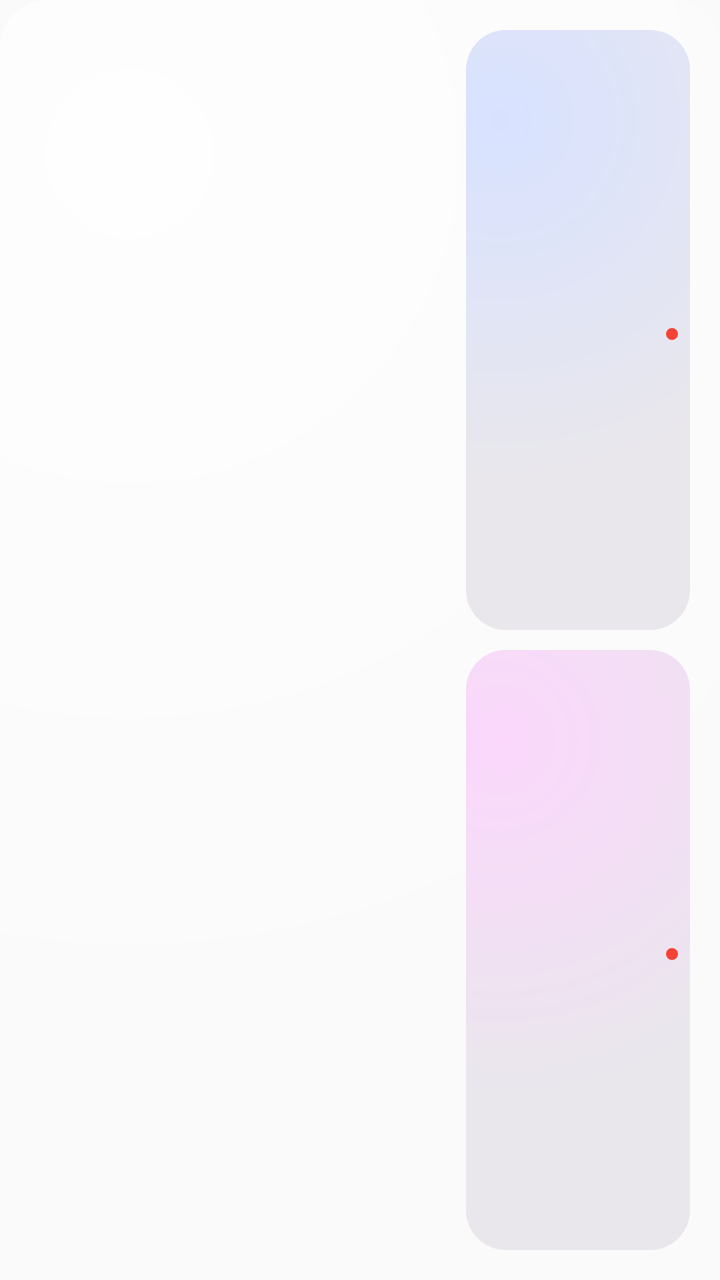
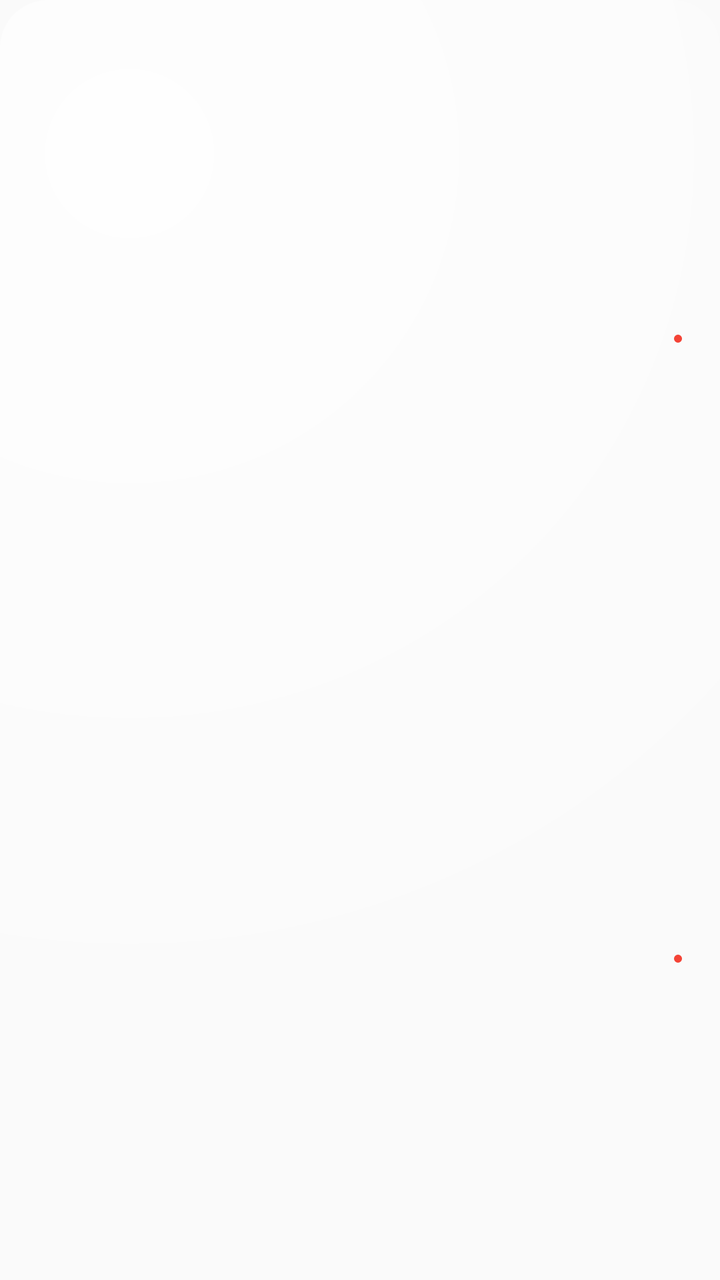

Screens rendered from an Android XML layout before and after an edit, with the pre-edit source and the edit as a unified diff.
<!-- AndroidManifest.xml: application theme Theme.Nexta -->
<!-- res/layout/nexta_widget.xml -->
<?xml version="1.0" encoding="utf-8"?>
<LinearLayout xmlns:android="http://schemas.android.com/apk/res/android"
    android:id="@+id/nexta_widget_root"
    android:layout_width="match_parent"
    android:layout_height="match_parent"
    android:orientation="vertical"
    android:padding="10dp"
    android:background="@drawable/nexta_widget_background">

    <LinearLayout
        android:layout_width="match_parent"
        android:layout_height="0dp"
        android:layout_weight="1"
        android:orientation="horizontal"
        android:padding="5dp">

        <LinearLayout
            android:layout_width="0dp"
            android:layout_height="match_parent"
            android:layout_weight="1"
            android:orientation="vertical"
            android:gravity="center_vertical">
            <TextView
                android:id="@+id/widget_title_1"
                android:layout_width="match_parent"
                android:layout_height="wrap_content"
                android:maxLines="2"
                android:ellipsize="end"
                android:textColor="@color/nexta_widget_title"
                android:textSize="19sp"
                android:textStyle="bold" />
            <TextView
                android:id="@+id/widget_location_1"
                android:layout_width="match_parent"
                android:layout_height="wrap_content"
                android:maxLines="1"
                android:ellipsize="end"
                android:textColor="@color/nexta_widget_secondary"
                android:textSize="14sp" />
            <TextView
                android:id="@+id/widget_note_1"
                android:layout_width="match_parent"
                android:layout_height="wrap_content"
                android:maxLines="1"
                android:ellipsize="end"
                android:textColor="@color/nexta_widget_note"
                android:textSize="14sp"
                android:textStyle="bold" />
        </LinearLayout>

        <LinearLayout
            android:layout_width="112dp"
            android:layout_height="match_parent"
            android:layout_marginStart="8dp"
            android:orientation="vertical"
            android:gravity="center"
            android:padding="6dp"
            android:background="@drawable/nexta_widget_status_current">
            <LinearLayout
                android:layout_width="match_parent"
                android:layout_height="wrap_content"
                android:orientation="horizontal">
                <TextView
                    android:id="@+id/widget_start_time_1"
                    android:layout_width="0dp"
                    android:layout_height="wrap_content"
                    android:layout_weight="1"
                    android:gravity="start"
                    android:maxLines="1"
                    android:textColor="#F44336"
                    android:textSize="15sp"
                    android:textStyle="bold" />
                <TextView
                    android:id="@+id/widget_end_time_1"
                    android:layout_width="0dp"
                    android:layout_height="wrap_content"
                    android:layout_weight="1"
                    android:gravity="end"
                    android:maxLines="1"
                    android:textColor="#F44336"
                    android:textSize="15sp"
                    android:textStyle="bold" />
            </LinearLayout>
            <FrameLayout
                android:layout_width="match_parent"
                android:layout_height="6dp"
                android:layout_marginTop="3dp">
                <ProgressBar
                    android:id="@+id/widget_progress_1"
                    style="?android:attr/progressBarStyleHorizontal"
                    android:layout_width="match_parent"
                    android:layout_height="1dp"
                    android:layout_gravity="center_vertical"
                    android:max="100"
                    android:progress="0"
                    android:indeterminate="false"
                    android:progressDrawable="@drawable/nexta_widget_progress" />
                <ImageView
                    android:id="@+id/widget_progress_dot_1"
                    android:layout_width="6dp"
                    android:layout_height="6dp"
                    android:layout_gravity="center_vertical|end"
                    android:src="@drawable/nexta_widget_progress_dot"
                    android:contentDescription="" />
            </FrameLayout>
            <TextView
                android:id="@+id/widget_countdown_1"
                android:layout_width="match_parent"
                android:layout_height="wrap_content"
                android:gravity="center"
                android:maxLines="2"
                android:textColor="@color/nexta_widget_status_current_text"
                android:textSize="14sp"
                android:textStyle="bold" />
        </LinearLayout>
    </LinearLayout>

    <LinearLayout
        android:layout_width="match_parent"
        android:layout_height="0dp"
        android:layout_weight="1"
        android:orientation="horizontal"
        android:padding="5dp">

        <LinearLayout
            android:layout_width="0dp"
            android:layout_height="match_parent"
            android:layout_weight="1"
            android:orientation="vertical"
            android:gravity="center_vertical">
            <TextView
                android:id="@+id/widget_title_2"
                android:layout_width="match_parent"
                android:layout_height="wrap_content"
                android:maxLines="2"
                android:ellipsize="end"
                android:textColor="@color/nexta_widget_title"
                android:textSize="19sp"
                android:textStyle="bold" />
            <TextView
                android:id="@+id/widget_location_2"
                android:layout_width="match_parent"
                android:layout_height="wrap_content"
                android:maxLines="1"
                android:ellipsize="end"
                android:textColor="@color/nexta_widget_secondary"
                android:textSize="14sp" />
            <TextView
                android:id="@+id/widget_note_2"
                android:layout_width="match_parent"
                android:layout_height="wrap_content"
                android:maxLines="1"
                android:ellipsize="end"
                android:textColor="@color/nexta_widget_note"
                android:textSize="14sp"
                android:textStyle="bold" />
        </LinearLayout>

        <LinearLayout
            android:layout_width="112dp"
            android:layout_height="match_parent"
            android:layout_marginStart="8dp"
            android:orientation="vertical"
            android:gravity="center"
            android:padding="6dp"
            android:background="@drawable/nexta_widget_status_next">
            <LinearLayout
                android:layout_width="match_parent"
                android:layout_height="wrap_content"
                android:orientation="horizontal">
                <TextView
                    android:id="@+id/widget_start_time_2"
                    android:layout_width="0dp"
                    android:layout_height="wrap_content"
                    android:layout_weight="1"
                    android:gravity="start"
                    android:maxLines="1"
                    android:textColor="#F44336"
                    android:textSize="15sp"
                    android:textStyle="bold" />
                <TextView
                    android:id="@+id/widget_end_time_2"
                    android:layout_width="0dp"
                    android:layout_height="wrap_content"
                    android:layout_weight="1"
                    android:gravity="end"
                    android:maxLines="1"
                    android:textColor="#F44336"
                    android:textSize="15sp"
                    android:textStyle="bold" />
            </LinearLayout>
            <FrameLayout
                android:layout_width="match_parent"
                android:layout_height="6dp"
                android:layout_marginTop="3dp">
                <ProgressBar
                    android:id="@+id/widget_progress_2"
                    style="?android:attr/progressBarStyleHorizontal"
                    android:layout_width="match_parent"
                    android:layout_height="1dp"
                    android:layout_gravity="center_vertical"
                    android:max="100"
                    android:progress="0"
                    android:indeterminate="false"
                    android:progressDrawable="@drawable/nexta_widget_progress" />
                <ImageView
                    android:id="@+id/widget_progress_dot_2"
                    android:layout_width="6dp"
                    android:layout_height="6dp"
                    android:layout_gravity="center_vertical|end"
                    android:src="@drawable/nexta_widget_progress_dot"
                    android:contentDescription="" />
            </FrameLayout>
            <TextView
                android:id="@+id/widget_countdown_2"
                android:layout_width="match_parent"
                android:layout_height="wrap_content"
                android:gravity="center"
                android:maxLines="2"
                android:textColor="@color/nexta_widget_status_next_text"
                android:textSize="14sp"
                android:textStyle="bold" />
        </LinearLayout>
    </LinearLayout>
</LinearLayout>
<!-- resources referenced by this layout -->
<resources>
  <color name="nexta_widget_note">@android:color/holo_blue_dark</color>
  <color name="nexta_widget_secondary">@android:color/secondary_text_light</color>
  <color name="nexta_widget_status_current_text">@android:color/primary_text_light</color>
  <color name="nexta_widget_status_next_text">@android:color/primary_text_light</color>
  <color name="nexta_widget_title">@android:color/primary_text_light</color>
  <!-- drawable nexta_widget_background (drawable) -->
  <?xml version="1.0" encoding="utf-8"?>
  <shape xmlns:android="http://schemas.android.com/apk/res/android">
      <corners android:radius="24dp" />
      <gradient
          android:type="radial"
          android:centerX="0.18"
          android:centerY="0.12"
          android:gradientRadius="420dp"
          android:startColor="#B8FFFFFF"
          android:centerColor="#70FFFFFF"
          android:endColor="#20FFFFFF" />
  </shape>
  <!-- drawable nexta_widget_progress (drawable) -->
  <?xml version="1.0" encoding="utf-8"?>
  <layer-list xmlns:android="http://schemas.android.com/apk/res/android">
      <item android:id="@android:id/progress">
          <clip>
              <shape>
                  <corners android:radius="1dp" />
                  <solid android:color="#F44336" />
              </shape>
          </clip>
      </item>
  </layer-list>
  <!-- drawable nexta_widget_progress_dot (drawable) -->
  <?xml version="1.0" encoding="utf-8"?>
  <shape xmlns:android="http://schemas.android.com/apk/res/android"
      android:shape="oval">
      <solid android:color="#F44336" />
  </shape>
  <!-- drawable nexta_widget_status_current (drawable) -->
  <?xml version="1.0" encoding="utf-8"?>
  <shape xmlns:android="http://schemas.android.com/apk/res/android">
      <corners android:radius="20dp" />
      <gradient
          android:type="radial"
          android:centerX="0.15"
          android:centerY="0.15"
          android:gradientRadius="180dp"
          android:startColor="@color/nexta_widget_current_container"
          android:endColor="@color/nexta_widget_container" />
  </shape>
  <!-- drawable nexta_widget_status_next (drawable) -->
  <?xml version="1.0" encoding="utf-8"?>
  <shape xmlns:android="http://schemas.android.com/apk/res/android">
      <corners android:radius="20dp" />
      <gradient
          android:type="radial"
          android:centerX="0.15"
          android:centerY="0.15"
          android:gradientRadius="180dp"
          android:startColor="@color/nexta_widget_next_container"
          android:endColor="@color/nexta_widget_container" />
  </shape>
  <style name="Theme.Nexta" parent="android:Theme.Material.Light.NoActionBar" />
  <color name="nexta_widget_current_container">@android:color/holo_green_light</color>
  <color name="nexta_widget_container">@android:color/background_light</color>
  <color name="nexta_widget_next_container">@android:color/holo_orange_light</color>
</resources>

<!-- the commit's change to res/layout/nexta_widget.xml (unified diff, before → after) -->
@@ -5,7 +5,8 @@
     android:layout_height="match_parent"
     android:orientation="vertical"
     android:padding="10dp"
-    android:background="@drawable/nexta_widget_background">
+    android:background="@drawable/nexta_widget_background"
+    android:theme="@style/NextAWidgetTheme">
 
     <LinearLayout
         android:layout_width="match_parent"
@@ -26,7 +27,7 @@
                 android:layout_height="wrap_content"
                 android:maxLines="2"
                 android:ellipsize="end"
-                android:textColor="@color/nexta_widget_title"
+                android:textColor="?attr/colorPrimary"
                 android:textSize="19sp"
                 android:textStyle="bold" />
             <TextView
@@ -35,7 +36,7 @@
                 android:layout_height="wrap_content"
                 android:maxLines="1"
                 android:ellipsize="end"
-                android:textColor="@color/nexta_widget_secondary"
+                android:textColor="?attr/colorOnSurfaceVariant"
                 android:textSize="14sp" />
             <TextView
                 android:id="@+id/widget_note_1"
@@ -43,19 +44,19 @@
                 android:layout_height="wrap_content"
                 android:maxLines="1"
                 android:ellipsize="end"
-                android:textColor="@color/nexta_widget_note"
+                android:textColor="?attr/colorSecondary"
                 android:textSize="14sp"
                 android:textStyle="bold" />
         </LinearLayout>
 
         <LinearLayout
-            android:layout_width="112dp"
+            android:layout_width="118dp"
             android:layout_height="match_parent"
             android:layout_marginStart="8dp"
             android:orientation="vertical"
             android:gravity="center"
-            android:padding="6dp"
-            android:background="@drawable/nexta_widget_status_current">
+            android:padding="4dp"
+            android:background="@android:color/transparent">
             <LinearLayout
                 android:layout_width="match_parent"
                 android:layout_height="wrap_content"
@@ -68,7 +69,7 @@
                     android:gravity="start"
                     android:maxLines="1"
                     android:textColor="#F44336"
-                    android:textSize="15sp"
+                    android:textSize="17sp"
                     android:textStyle="bold" />
                 <TextView
                     android:id="@+id/widget_end_time_1"
@@ -78,12 +79,13 @@
                     android:gravity="end"
                     android:maxLines="1"
                     android:textColor="#F44336"
-                    android:textSize="15sp"
+                    android:textSize="17sp"
                     android:textStyle="bold" />
             </LinearLayout>
             <FrameLayout
-                android:layout_width="match_parent"
-                android:layout_height="6dp"
+                android:id="@+id/widget_progress_container_1"
+                android:layout_width="match_parent"
+                android:layout_height="5dp"
                 android:layout_marginTop="3dp">
                 <ProgressBar
                     android:id="@+id/widget_progress_1"
@@ -97,8 +99,8 @@
                     android:progressDrawable="@drawable/nexta_widget_progress" />
                 <ImageView
                     android:id="@+id/widget_progress_dot_1"
-                    android:layout_width="6dp"
-                    android:layout_height="6dp"
+                    android:layout_width="4dp"
+                    android:layout_height="4dp"
                     android:layout_gravity="center_vertical|end"
                     android:src="@drawable/nexta_widget_progress_dot"
                     android:contentDescription="" />
@@ -108,9 +110,10 @@
                 android:layout_width="match_parent"
                 android:layout_height="wrap_content"
                 android:gravity="center"
-                android:maxLines="2"
-                android:textColor="@color/nexta_widget_status_current_text"
-                android:textSize="14sp"
+                android:maxLines="1"
+                android:ellipsize="end"
+                android:textColor="?attr/colorOnSurface"
+                android:textSize="12sp"
                 android:textStyle="bold" />
         </LinearLayout>
     </LinearLayout>
@@ -134,7 +137,7 @@
                 android:layout_height="wrap_content"
                 android:maxLines="2"
                 android:ellipsize="end"
-                android:textColor="@color/nexta_widget_title"
+                android:textColor="?attr/colorPrimary"
                 android:textSize="19sp"
                 android:textStyle="bold" />
             <TextView
@@ -143,7 +146,7 @@
                 android:layout_height="wrap_content"
                 android:maxLines="1"
                 android:ellipsize="end"
-                android:textColor="@color/nexta_widget_secondary"
+                android:textColor="?attr/colorOnSurfaceVariant"
                 android:textSize="14sp" />
             <TextView
                 android:id="@+id/widget_note_2"
@@ -151,19 +154,19 @@
                 android:layout_height="wrap_content"
                 android:maxLines="1"
                 android:ellipsize="end"
-                android:textColor="@color/nexta_widget_note"
+                android:textColor="?attr/colorSecondary"
                 android:textSize="14sp"
                 android:textStyle="bold" />
         </LinearLayout>
 
         <LinearLayout
-            android:layout_width="112dp"
+            android:layout_width="118dp"
             android:layout_height="match_parent"
             android:layout_marginStart="8dp"
             android:orientation="vertical"
             android:gravity="center"
-            android:padding="6dp"
-            android:background="@drawable/nexta_widget_status_next">
+            android:padding="4dp"
+            android:background="@android:color/transparent">
             <LinearLayout
                 android:layout_width="match_parent"
                 android:layout_height="wrap_content"
@@ -176,7 +179,7 @@
                     android:gravity="start"
                     android:maxLines="1"
                     android:textColor="#F44336"
-                    android:textSize="15sp"
+                    android:textSize="17sp"
                     android:textStyle="bold" />
                 <TextView
                     android:id="@+id/widget_end_time_2"
@@ -186,12 +189,13 @@
                     android:gravity="end"
                     android:maxLines="1"
                     android:textColor="#F44336"
-                    android:textSize="15sp"
+                    android:textSize="17sp"
                     android:textStyle="bold" />
             </LinearLayout>
             <FrameLayout
-                android:layout_width="match_parent"
-                android:layout_height="6dp"
+                android:id="@+id/widget_progress_container_2"
+                android:layout_width="match_parent"
+                android:layout_height="5dp"
                 android:layout_marginTop="3dp">
                 <ProgressBar
                     android:id="@+id/widget_progress_2"
@@ -205,8 +209,8 @@
                     android:progressDrawable="@drawable/nexta_widget_progress" />
                 <ImageView
                     android:id="@+id/widget_progress_dot_2"
-                    android:layout_width="6dp"
-                    android:layout_height="6dp"
+                    android:layout_width="4dp"
+                    android:layout_height="4dp"
                     android:layout_gravity="center_vertical|end"
                     android:src="@drawable/nexta_widget_progress_dot"
                     android:contentDescription="" />
@@ -216,9 +220,10 @@
                 android:layout_width="match_parent"
                 android:layout_height="wrap_content"
                 android:gravity="center"
-                android:maxLines="2"
-                android:textColor="@color/nexta_widget_status_next_text"
-                android:textSize="14sp"
+                android:maxLines="1"
+                android:ellipsize="end"
+                android:textColor="?attr/colorOnSurface"
+                android:textSize="12sp"
                 android:textStyle="bold" />
         </LinearLayout>
     </LinearLayout>
<!-- resource entries referenced after the edit -->
@@ -1,10 +1,5 @@
 <!-- resources referenced by this layout -->
 <resources>
-  <color name="nexta_widget_note">@android:color/holo_blue_dark</color>
-  <color name="nexta_widget_secondary">@android:color/secondary_text_light</color>
-  <color name="nexta_widget_status_current_text">@android:color/primary_text_light</color>
-  <color name="nexta_widget_status_next_text">@android:color/primary_text_light</color>
-  <color name="nexta_widget_title">@android:color/primary_text_light</color>
   <!-- drawable nexta_widget_background (drawable) -->
   <?xml version="1.0" encoding="utf-8"?>
   <shape xmlns:android="http://schemas.android.com/apk/res/android">
@@ -36,33 +31,7 @@
       android:shape="oval">
       <solid android:color="#F44336" />
   </shape>
-  <!-- drawable nexta_widget_status_current (drawable) -->
-  <?xml version="1.0" encoding="utf-8"?>
-  <shape xmlns:android="http://schemas.android.com/apk/res/android">
-      <corners android:radius="20dp" />
-      <gradient
-          android:type="radial"
-          android:centerX="0.15"
-          android:centerY="0.15"
-          android:gradientRadius="180dp"
-          android:startColor="@color/nexta_widget_current_container"
-          android:endColor="@color/nexta_widget_container" />
-  </shape>
-  <!-- drawable nexta_widget_status_next (drawable) -->
-  <?xml version="1.0" encoding="utf-8"?>
-  <shape xmlns:android="http://schemas.android.com/apk/res/android">
-      <corners android:radius="20dp" />
-      <gradient
-          android:type="radial"
-          android:centerX="0.15"
-          android:centerY="0.15"
-          android:gradientRadius="180dp"
-          android:startColor="@color/nexta_widget_next_container"
-          android:endColor="@color/nexta_widget_container" />
-  </shape>
+  <style name="NextAWidgetTheme" parent="Theme.Material3.Light.NoActionBar" />
   <style name="Theme.Nexta" parent="android:Theme.Material.Light.NoActionBar" />
-  <color name="nexta_widget_current_container">@android:color/holo_green_light</color>
-  <color name="nexta_widget_container">@android:color/background_light</color>
-  <color name="nexta_widget_next_container">@android:color/holo_orange_light</color>
 </resources>
 
